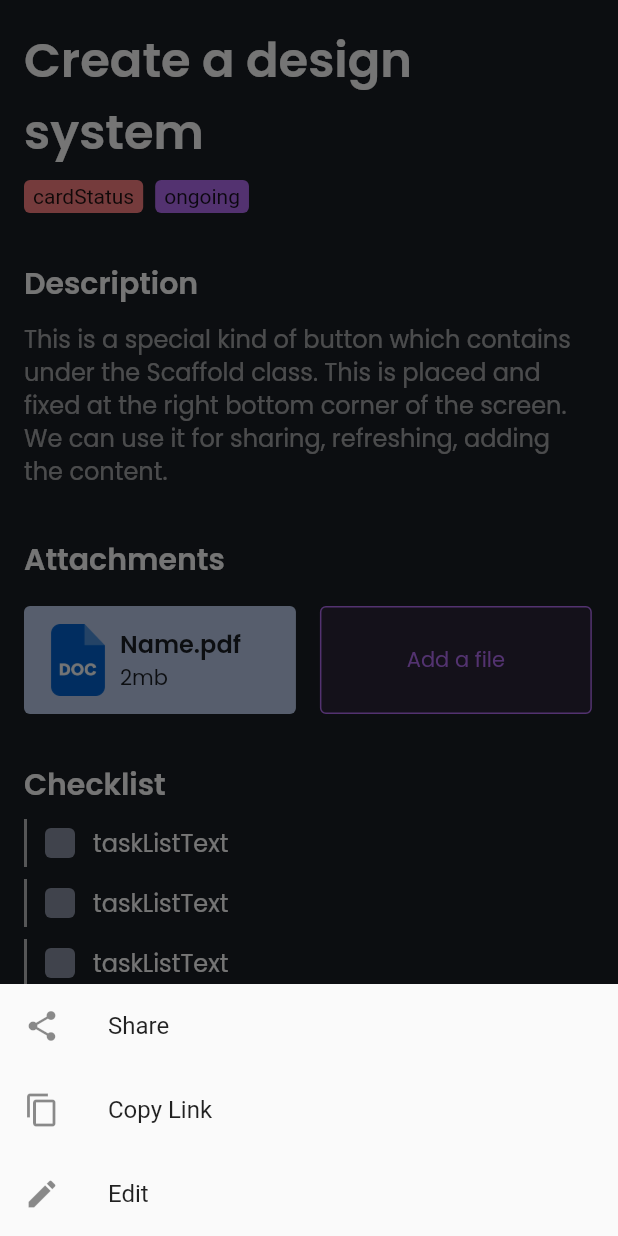
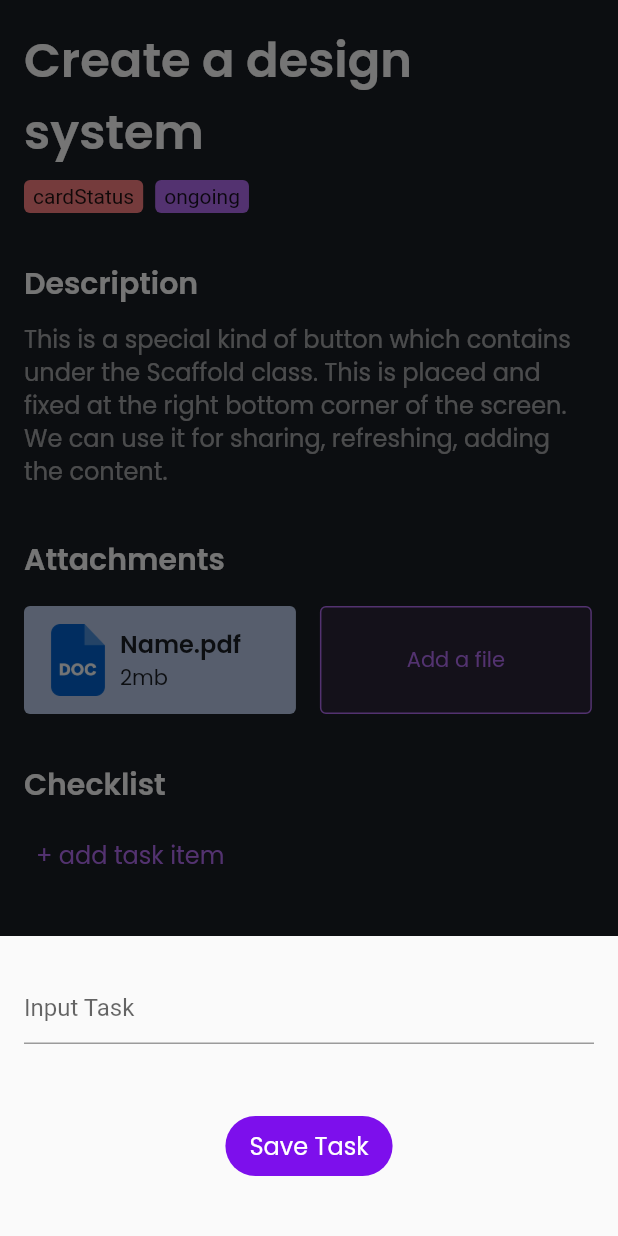
Before and after one commit to amenolabode/task_management, a Flutter app: the TaskDetailsBody widget shown alone on an empty page, opened directly, after a tap on "+ add task item", on a phone screen of 412 x 824 dp. Run offline on Flutter 3.47's test engine with Material 2 defaults, Android fonts, the phone set to English and light mode, and no system bars.

Commit message:
user input, bottomsheet

```diff
--- a/lib/Screens/task_details/task_details.dart
+++ b/lib/Screens/task_details/task_details.dart
@@ -1,6 +1,5 @@
 import 'package:flutter/material.dart';
 import 'package:task_management/Screens/task_details/taskdetails_body.dart';
-import 'package:task_management/Screens/task_view.dart';
 import 'package:task_management/styles.dart';
 
 class TaskDetails extends StatelessWidget {
@@ -46,6 +45,6 @@ class TaskDetails extends StatelessWidget {
           ),
           shadowColor: null,
         ),
-        body: const TaskDetailsBody());
+        body: TaskDetailsBody());
   }
 }
--- a/lib/Screens/task_details/taskdetails_body.dart
+++ b/lib/Screens/task_details/taskdetails_body.dart
@@ -1,4 +1,4 @@
-import 'dart:html';
+// ignore_for_file: unnecessary_const
 
 import 'package:flutter/material.dart';
 import 'package:task_management/Components/document/add_document.dart';
@@ -7,10 +7,19 @@ import 'package:task_management/Components/priority_card.dart';
 import 'package:task_management/Components/task%20components/task_list.dart';
 import 'package:task_management/styles.dart';
 
-class TaskDetailsBody extends StatelessWidget {
-  const TaskDetailsBody({
+class TaskDetailsBody extends StatefulWidget {
+  TaskDetailsBody({
     Key? key,
   }) : super(key: key);
+
+  @override
+  State<TaskDetailsBody> createState() => _TaskDetailsBodyState();
+}
+
+class _TaskDetailsBodyState extends State<TaskDetailsBody> {
+  List<Widget> taskList = [];
+
+  TextEditingController taskEextEditingController = TextEditingController();
 
   @override
   Widget build(BuildContext context) {
@@ -88,57 +97,16 @@ class TaskDetailsBody extends StatelessWidget {
                 Padding(
                   padding: const EdgeInsets.only(top: 8.0),
                   child: Column(
-                    children: const [
-                      Padding(
-                        padding: EdgeInsets.only(bottom: 8.0),
-                        child: TaskList(taskListText: "taskListText"),
-                      ),
-                      Padding(
-                        padding: EdgeInsets.only(bottom: 8.0),
-                        child: TaskList(taskListText: "taskListText"),
-                      ),
-                      Padding(
-                        padding: EdgeInsets.only(bottom: 8.0),
-                        child: TaskList(taskListText: "taskListText"),
-                      ),
-                      Padding(
-                        padding: EdgeInsets.only(bottom: 8.0),
-                        child: TaskList(taskListText: "taskListText"),
-                      ),
-                      Padding(
-                        padding: EdgeInsets.only(bottom: 8.0),
-                        child: TaskList(taskListText: "taskListText"),
-                      ),
-                    ],
+                    children: taskList,
                   ),
                 ),
                 Padding(
                   padding: const EdgeInsets.fromLTRB(0, 0, 0, 56),
                   child: TextButton(
                       onPressed: () {
-                        showModalBottomSheet(
-                          context: context,
-                          builder: (context) {
-                            return Wrap(
-                              children: [
-                                ListTile(
-                                  leading: Icon(Icons.share),
-                                  title: Text('Share'),
-                                ),
-                                ListTile(
-                                  leading: Icon(Icons.copy),
-                                  title: Text('Copy Link'),
-                                ),
-                                ListTile(
-                                  leading: Icon(Icons.edit),
-                                  title: Text('Edit'),
-                                ),
-                              ],
-                            );
-                          },
-                        );
+                        showAddListItem(context);
                       },
-                      child: Text(
+                      child: const Text(
                         "+ add task item",
                         style: bodyTextStylePurple,
                       )),
@@ -150,4 +118,57 @@ class TaskDetailsBody extends StatelessWidget {
       ],
     );
   }
+
+  //MARK: show the add list item dialog
+  void showAddListItem(BuildContext context) {
+    showModalBottomSheet(
+      context: context,
+      builder: (context) {
+        return Wrap(
+          children: [
+            Padding(
+              padding: const EdgeInsets.fromLTRB(16, 24, 16, 40),
+              child: TextField(
+                controller: taskEextEditingController,
+                decoration: InputDecoration(hintText: "Input Task"),
+              ),
+            ),
+            Padding(
+              padding: const EdgeInsets.only(bottom: 32.0),
+              child: Center(
+                child: TextButton(
+                  onPressed: () {
+                    addListItem();
+                    Navigator.pop(context);
+                  },
+                  child: Container(
+                    decoration: BoxDecoration(
+                        color: primaryColor,
+                        borderRadius: BorderRadius.circular(50)),
+                    child: const Padding(
+                      padding: EdgeInsets.fromLTRB(16, 8, 16, 8),
+                      child: const Text(
+                        "Save Task",
+                        style: bodyTextStyle,
+                      ),
+                    ),
+                  ),
+                ),
+              ),
+            )
+          ],
+        );
+      },
+    );
+  }
+
+  void addListItem() {
+    String taskName = taskEextEditingController.text.toString().trim();
+    var listItem = Padding(
+      padding: EdgeInsets.only(bottom: 8.0),
+      child: TaskList(taskListText: taskName),
+    );
+    taskList.add(listItem);
+    setState(() {});
+  }
 }
--- a/lib/app.dart
+++ b/lib/app.dart
@@ -9,6 +9,7 @@ class MyApp extends StatelessWidget {
   @override
   Widget build(BuildContext context) {
     return MaterialApp(
+      debugShowCheckedModeBanner: false,
       title: 'Flutter Demo',
       theme: ThemeData(
         primarySwatch: Colors.blue,
--- a/pubspec.yaml
+++ b/pubspec.yaml
@@ -34,7 +34,7 @@ dependencies:
   # The following adds the Cupertino Icons font to your application.
   # Use with the CupertinoIcons class for iOS style icons.
   cupertino_icons: ^1.0.2
-  dotted_border: ^2.0.0+2
+  # dotted_border: ^2.0.0+2
 
 dev_dependencies:
   flutter_test:
```
Also changed, not shown: assets/fonts/OFL.txt (added, +93 -0 lines), lib/Components/task components/task_card.dart (+20 -1 lines), lib/Screens/task_view.dart (+1 -6 lines).
